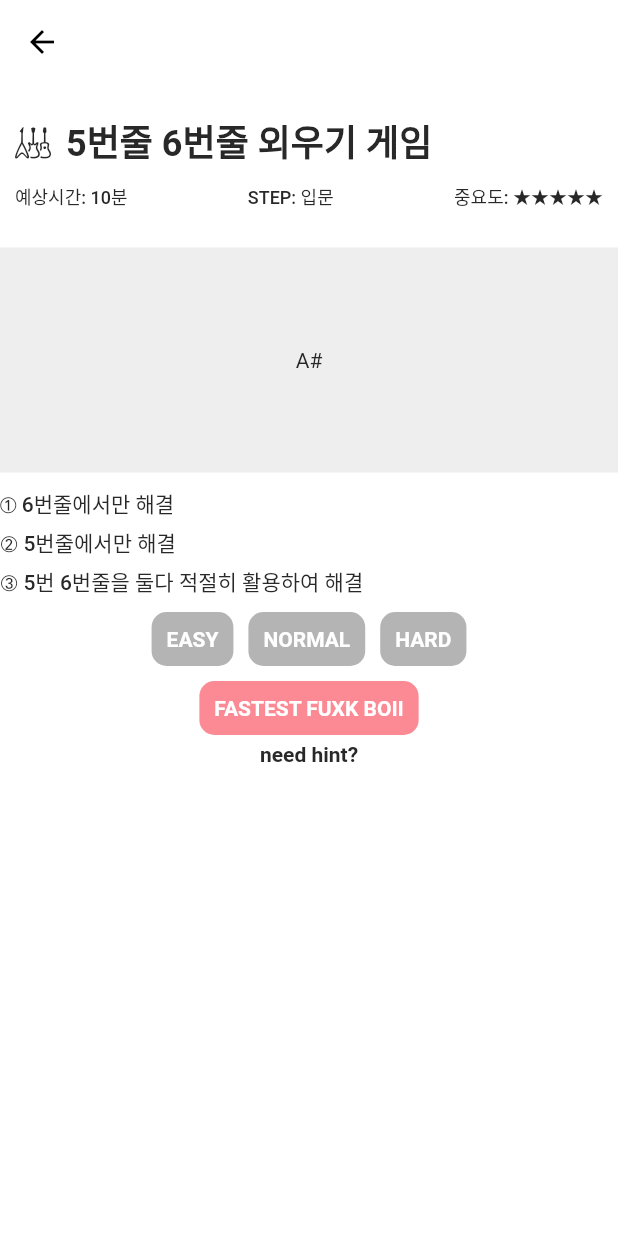
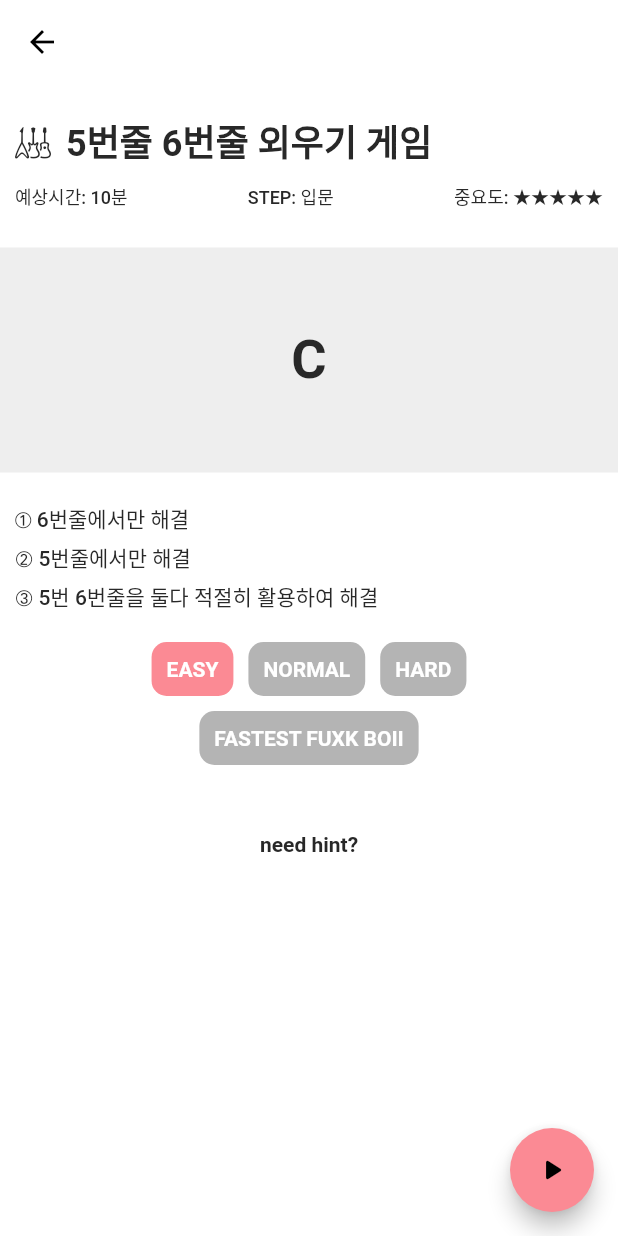
Before and after one commit to kimchungdo/TicQuitar, a Flutter app: the screen it shows after launch, after a tap on "5번줄 6번줄 외우기 게임", on a phone screen of 412 x 824 dp. Run offline on Flutter 3.47's test engine with Material 2 defaults, Android fonts, the phone set to English and light mode, and no system bars; our stand-ins replace audioplayers, carousel_slider.

Commit message:
56games update
ended

```diff
--- a/lib/main.dart
+++ b/lib/main.dart
@@ -2,6 +2,7 @@ import 'package:flutter/material.dart';
 import 'package:flutter/cupertino.dart';
 import 'package:tic_quitar_2/data/color.dart';
 import 'package:tic_quitar_2/page/daily_tab/daily_page.dart';
+import 'package:tic_quitar_2/page/goal_tab/goal_page.dart';
 import 'package:tic_quitar_2/page/study_tab/study_page.dart';
 
 void main() {
@@ -43,7 +44,7 @@ class _MyHomePageState extends State<MyHomePage> {
     }else if(currentIndex == 2){
       return Container();
     }else{
-      return Container();
+      return const GoalPage();
     }
   }
 
--- a/lib/page/daily_tab/five_six_game_page.dart
+++ b/lib/page/daily_tab/five_six_game_page.dart
@@ -1,3 +1,6 @@
+import 'dart:async';
+import 'dart:math';
+
 import 'package:flutter/material.dart';
 import 'package:tic_quitar_2/components/text.dart';
 import 'package:tic_quitar_2/components/widgets.dart';
@@ -17,11 +20,15 @@ class _FiveSixGamePageState extends State<FiveSixGamePage> {
   bool _hint = false;
   List<String> chordDataEasy = ["C", "D", "E", "F", "G", "A", "B"];
   List<String> chordDataHard = ["C","C#", "D", "D♭", "D#", "E","E♭", "F", "F#",  "G", "G♭", "G#", "A", "A#", "A♭", "B", "B♭"];
-  int speedEasy = 60;
-  int speedNormal = 100;
-  int speedHard = 120;
-  int speedSuperHot = 150;
-
+  int speedEasy = 30;
+  int speedNormal = 60;
+  int speedHard = 60;
+  int speedSuperHot = 80;
+  int setSpeed = 30;
+  List<String> chordSetData = ["C", "D", "E", "F", "G", "A", "B"];
+  String setText = "C";
+  bool isStart = false;
+  int setDifficulty = 0;
   Widget buildQuizArea() => Container(
     margin: const EdgeInsets.symmetric(vertical: 10),
     height: 150,
@@ -30,13 +37,32 @@ class _FiveSixGamePageState extends State<FiveSixGamePage> {
       child: Row(
         mainAxisAlignment: MainAxisAlignment.spaceAround,
         children: [
-          buildText(text: "A#")
+          buildText(text: setText, size: 36, weight: Weight.Bold)
         ],
       ),
     ),
   );
 
-  Widget buildLevelButton(String title, Color color) => InkWell(
+  late Timer _timer;
+  void setDifFunction(List<String> data) {
+    double bps = setSpeed/60;
+    int _tickInterval = 1000~/bps;
+
+    if(isStart == true && mounted){
+      _timer = Timer.periodic(Duration(milliseconds: _tickInterval ), (timer) {
+        if (isStart == true && mounted) {
+          setState(() {
+            setText = data[Random().nextInt(data.length)];
+          });
+        }
+      });
+    }
+    else{
+      _timer.cancel();
+    }
+  }
+
+  Widget buildLevelButton(String title, Color color, int dif, int speed, List<String> level) => InkWell(
     child: Container(
       margin: EdgeInsets.symmetric(vertical: 5, horizontal: 5),
       padding: EdgeInsets.symmetric(vertical: 10, horizontal: 10),
@@ -46,7 +72,13 @@ class _FiveSixGamePageState extends State<FiveSixGamePage> {
         borderRadius: BorderRadius.circular(10),
       ),
     ),
-    onTap: (){},
+    onTap: (){
+      setState(() {
+        setDifficulty = dif;
+        setSpeed = speed;
+        chordSetData = level;
+      });
+    },
   );
 
   @override
@@ -67,7 +99,9 @@ class _FiveSixGamePageState extends State<FiveSixGamePage> {
               children: [
                 buildQuizArea(),
 
-                Column(
+                Container(
+                  padding: EdgeInsets.symmetric(vertical: 10, horizontal: 10),
+                  child: Column(
                     crossAxisAlignment: CrossAxisAlignment.start,
                     children: [
                       buildText(
@@ -90,18 +124,19 @@ class _FiveSixGamePageState extends State<FiveSixGamePage> {
                       const Divider(height: 5, color: Colors.transparent),
                     ],
                   ),
+                ),
 
                 Row(
                   mainAxisAlignment: MainAxisAlignment.center,
                   children: [
-                    buildLevelButton("EASY", greyColor),
-                    buildLevelButton("NORMAL", greyColor),
-                    buildLevelButton("HARD", greyColor),
+                    buildLevelButton("EASY", setDifficulty==0 ? pastelRedColor : greyColor, 0, speedEasy, chordDataEasy),
+                    buildLevelButton("NORMAL", setDifficulty==1 ? pastelRedColor : greyColor, 1, speedNormal, chordDataEasy),
+                    buildLevelButton("HARD", setDifficulty==2 ? pastelRedColor : greyColor, 2, speedHard, chordDataHard),
                   ],
                 ),
-                buildLevelButton("FASTEST FUXK BOII", pastelRedColor),
+                buildLevelButton("FASTEST FUXK BOII", setDifficulty==3 ? pastelRedColor : greyColor, 3, speedSuperHot, chordDataHard),
 
-
+                SizedBox(height: 40),
                 _hint
                     ? InkWell(
                         child: Image.asset("assets/images/fivesix.jpeg",
@@ -125,6 +160,19 @@ class _FiveSixGamePageState extends State<FiveSixGamePage> {
           ],
         ),
       ),
+      floatingActionButton: FloatingActionButton(
+        backgroundColor: pastelRedColor,
+        child: isStart ? const Icon(Icons.pause) : const Icon(Icons.play_arrow_rounded),
+        onPressed: () {
+          setState(() {
+            isStart = !isStart;
+            if(isStart == true) setDifFunction(chordSetData);
+            else{
+              _timer.cancel();
+            }
+          });
+        },
+      ),
     );
   }
 }
```
Also changed, not shown: lib/page/goal_tab/goal_page.dart (added, +23 -0 lines). Lines whose indentation alone changed are shown as unchanged.
